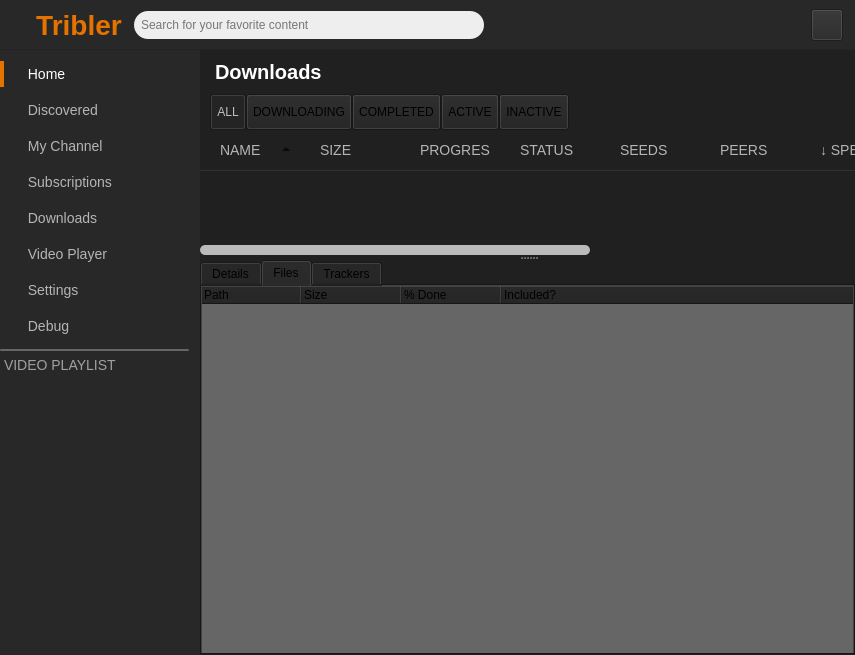
Before: the Qt Designer form TriblerGUI/qt_resources/mainwindow.ui in Tribler/tribler, drawn with Qt 5.
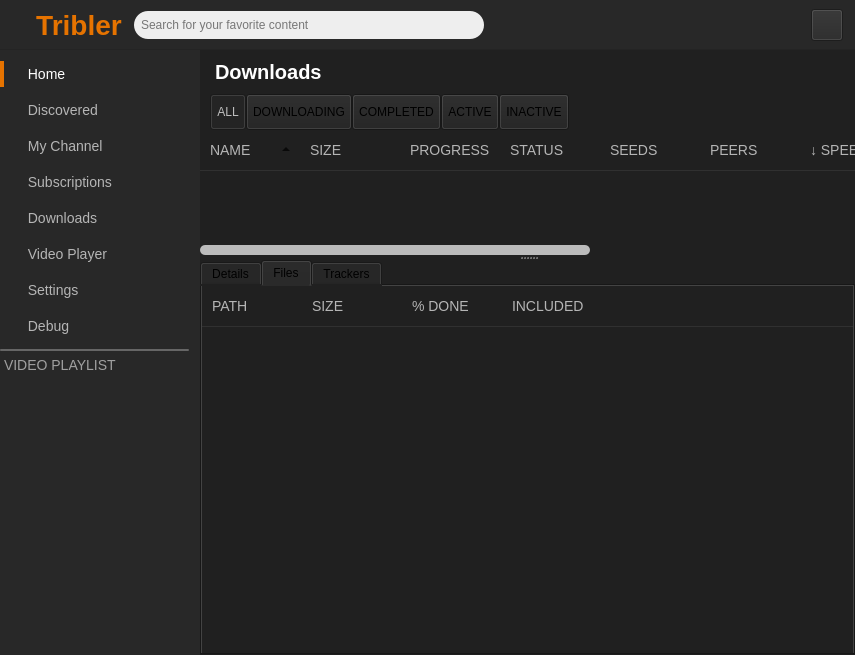
After: the same form once the commit is applied. The open tabs and pages were chosen to show the change. Icons and pictures are not drawn. Custom widgets are drawn as their Qt base class.

The edit to the form file:
```diff
--- a/TriblerGUI/qt_resources/mainwindow.ui
+++ b/TriblerGUI/qt_resources/mainwindow.ui
@@ -7021,10 +7021,12 @@
 border: none;
 color: #B5B5B5;
 padding: 10px;
-padding-left: 20px;
 font-size: 14px;
 border-bottom: 1px solid #303030;
 }
+QHeaderView::drop-down {
+color: red;
+}
 QHeaderView::section:hover {
 color: white;
 }
@@ -7292,19 +7294,43 @@
                      <string notr="true">QTreeWidget {
 border: none;
 font-size: 13px;
-alternate-background-color: #6e6e6e;
-background-color: #666666;
 }
 QTreeWidget::item {
 color: white;
+border-bottom: 1px solid #303030;
+}
+QTreeWidget::item:hover {
+background-color: #303030;
 }
 QTreeWidget::item::selected {
 background-color: #444;
 }
-</string>
+QHeaderView {
+background-color: transparent;
+}
+QHeaderView::section {
+background-color: transparent;
+border: none;
+color: #B5B5B5;
+padding: 10px;
+font-size: 14px;
+border-bottom: 1px solid #303030;
+}
+QHeaderView::drop-down {
+color: red;
+}
+QHeaderView::section:hover {
+color: white;
+}
+QTableCornerButton::section {
+background-color: transparent;
+}</string>
                     </property>
                     <property name="alternatingRowColors">
-                     <bool>true</bool>
+                     <bool>false</bool>
+                    </property>
+                    <property name="selectionMode">
+                     <enum>QAbstractItemView::NoSelection</enum>
                     </property>
                     <property name="indentation">
                      <number>0</number>
@@ -7317,22 +7343,22 @@
                     </property>
                     <column>
                      <property name="text">
-                      <string>Path</string>
+                      <string>PATH</string>
                      </property>
                     </column>
                     <column>
                      <property name="text">
-                      <string>Size</string>
+                      <string>SIZE</string>
                      </property>
                     </column>
                     <column>
                      <property name="text">
-                      <string>% Done</string>
+                      <string>% DONE</string>
                      </property>
                     </column>
                     <column>
                      <property name="text">
-                      <string>Included?</string>
+                      <string>INCLUDED</string>
                      </property>
                     </column>
                    </widget>
```
Left out of the diff: 76 changed lines with no effect on the pictures.
